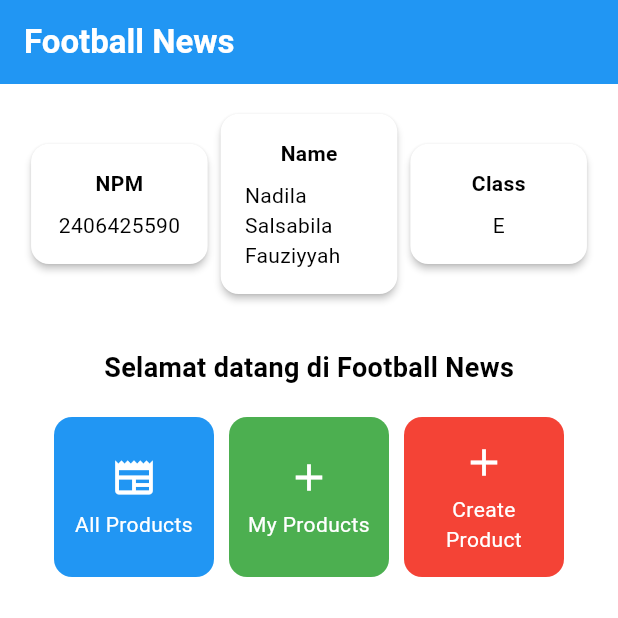
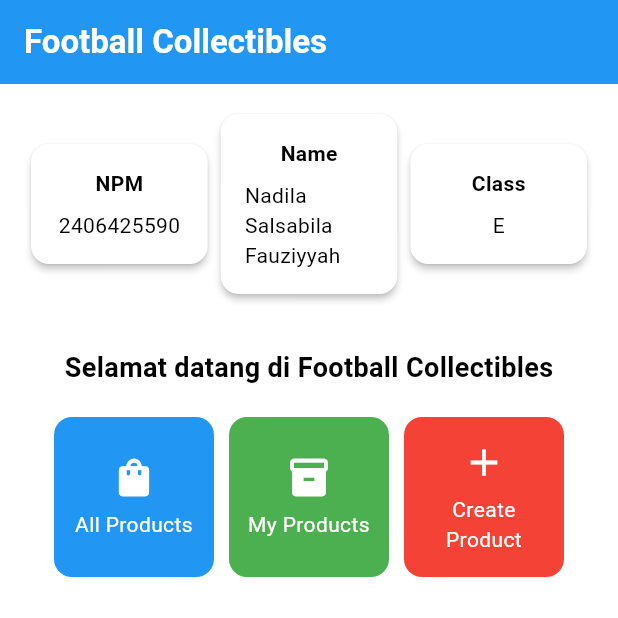
Before and after one commit to nadilasl/football-collectibles-mobile, a Flutter app: the screen it shows after launch, on a phone screen of 412 x 824 dp, the top half of it. Run offline on Flutter 3.47's test engine with Material 3 defaults, Android fonts, the light colour scheme and no system bars.

Commit message:
tugas 7 selesai

```diff
--- a/lib/menu.dart
+++ b/lib/menu.dart
@@ -15,7 +15,7 @@ class MyHomePage extends StatelessWidget {
       appBar: AppBar(
         // Judul aplikasi "Football News" dengan teks putih dan tebal.
         title: const Text(
-          'Football News',
+          'Football Collectibles',
           style: TextStyle(color: Colors.white, fontWeight: FontWeight.bold),
         ),
         // Warna latar belakang AppBar diambil dari skema warna tema aplikasi.
@@ -50,7 +50,7 @@ class MyHomePage extends StatelessWidget {
                   const Padding(
                     padding: EdgeInsets.only(top: 16.0),
                     child: Text(
-                      'Selamat datang di Football News',
+                      'Selamat datang di Football Collectibles',
                       style: TextStyle(
                         fontWeight: FontWeight.bold,
                         fontSize: 18.0,
@@ -83,8 +83,8 @@ class MyHomePage extends StatelessWidget {
   }
 
   final List<ItemHomepage> items = [
-    ItemHomepage("All Products", Icons.newspaper, Colors.blue),
-    ItemHomepage("My Products", Icons.add, Colors.green),
+    ItemHomepage("All Products", Icons.shopping_bag, Colors.blue),
+    ItemHomepage("My Products", Icons.inventory, Colors.green),
     ItemHomepage("Create Product", Icons.add, Colors.red),
   ];
 }
@@ -151,9 +151,7 @@ class ItemCard extends StatelessWidget {
           ScaffoldMessenger.of(context)
             ..hideCurrentSnackBar()
             ..showSnackBar(
-              SnackBar(
-                content: Text("Kamu telah menekan tombol ${item.name}"),
-              ),
+              SnackBar(content: Text("Kamu telah menekan tombol ${item.name}")),
             );
         },
         // Container untuk menyimpan Icon dan Text
```
Also changed, not shown: 1 other file.
